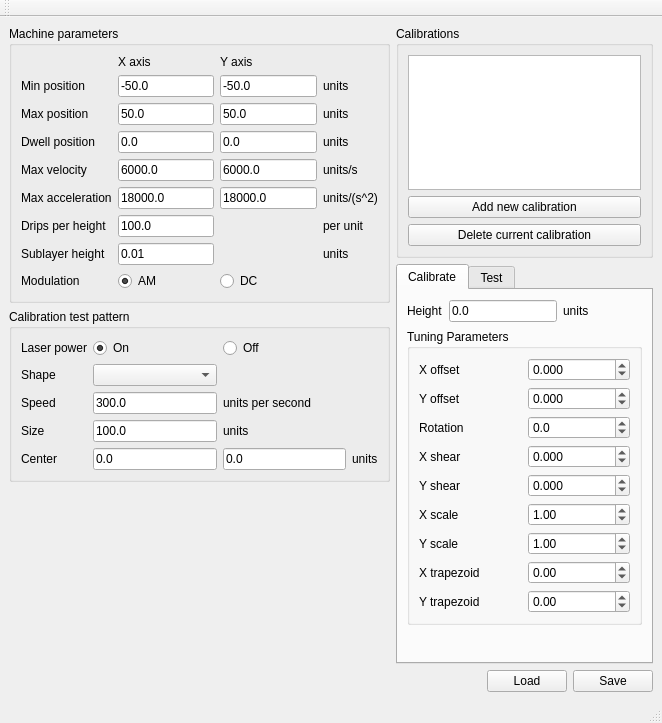
The window that src/calibrate/ui_mainwindow.ui (PeachyPrinter/peachytoolchain) describes before a commit, drawn with Qt 5.
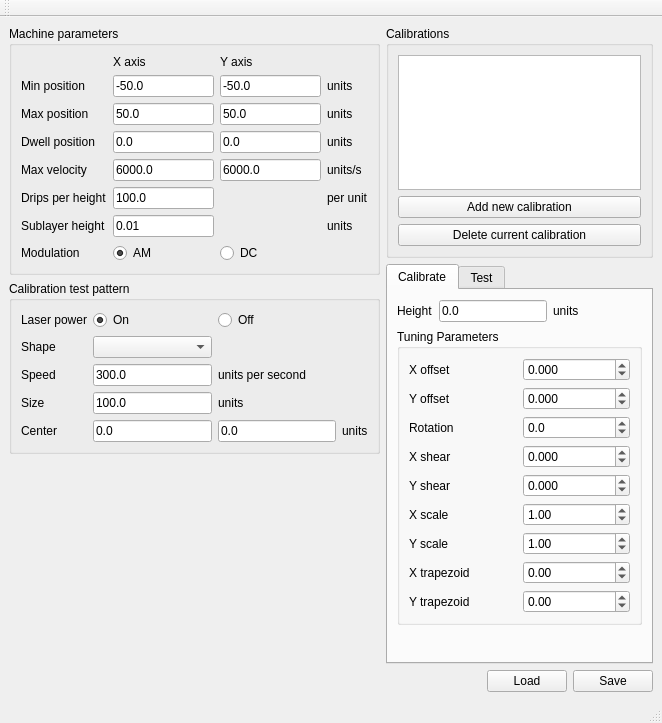
The same window after the commit. The open tabs and pages were chosen to show the change.

Commit message: Remove unused acceleration parameter

```diff
--- a/src/calibrate/ui_mainwindow.ui
+++ b/src/calibrate/ui_mainwindow.ui
@@ -46,14 +46,14 @@
              </property>
             </widget>
            </item>
-           <item row="7" column="0">
+           <item row="6" column="0">
             <widget class="QLabel" name="label_27">
              <property name="text">
               <string>Sublayer height</string>
              </property>
             </widget>
            </item>
-           <item row="7" column="3">
+           <item row="6" column="3">
             <widget class="QLabel" name="label_28">
              <property name="text">
               <string>units</string>
@@ -74,14 +74,14 @@
              </property>
             </widget>
            </item>
-           <item row="6" column="0">
+           <item row="5" column="0">
             <widget class="QLabel" name="label_26">
              <property name="text">
               <string>Drips per height</string>
              </property>
             </widget>
            </item>
-           <item row="6" column="3">
+           <item row="5" column="3">
             <widget class="QLabel" name="label_29">
              <property name="text">
               <string>per unit</string>
@@ -102,20 +102,13 @@
              </property>
             </widget>
            </item>
-           <item row="7" column="1">
+           <item row="6" column="1">
             <widget class="QLineEdit" name="sublayer_height_edit">
              <property name="text">
               <string>0.01</string>
              </property>
             </widget>
            </item>
-           <item row="5" column="2">
-            <widget class="QLineEdit" name="accel_y_max_edit">
-             <property name="text">
-              <string>18000.0</string>
-             </property>
-            </widget>
-           </item>
            <item row="4" column="1">
             <widget class="QLineEdit" name="velocity_x_max_edit">
              <property name="text">
@@ -172,7 +165,7 @@
              </property>
             </widget>
            </item>
-           <item row="6" column="1">
+           <item row="5" column="1">
             <widget class="QLineEdit" name="drips_per_height_edit">
              <property name="text">
               <string>100.0</string>
@@ -186,13 +179,6 @@
              </property>
             </widget>
            </item>
-           <item row="5" column="0">
-            <widget class="QLabel" name="label_31">
-             <property name="text">
-              <string>Max acceleration</string>
-             </property>
-            </widget>
-           </item>
            <item row="4" column="2">
             <widget class="QLineEdit" name="velocity_y_max_edit">
              <property name="text">
@@ -200,20 +186,6 @@
              </property>
             </widget>
            </item>
-           <item row="5" column="3">
-            <widget class="QLabel" name="label_35">
-             <property name="text">
-              <string>units/(s^2)</string>
-             </property>
-            </widget>
-           </item>
-           <item row="5" column="1">
-            <widget class="QLineEdit" name="accel_x_max_edit">
-             <property name="text">
-              <string>18000.0</string>
-             </property>
-            </widget>
-           </item>
            <item row="2" column="1">
             <widget class="QLineEdit" name="build_x_max_edit">
              <property name="text">
@@ -221,14 +193,14 @@
              </property>
             </widget>
            </item>
-           <item row="8" column="0">
+           <item row="7" column="0">
             <widget class="QLabel" name="label_24">
              <property name="text">
               <string>Modulation</string>
              </property>
             </widget>
            </item>
-           <item row="8" column="1">
+           <item row="7" column="1">
             <widget class="QRadioButton" name="modulation_radioButton_AM">
              <property name="text">
               <string>AM</string>
@@ -238,7 +210,7 @@
              </property>
             </widget>
            </item>
-           <item row="8" column="2">
+           <item row="7" column="2">
             <widget class="QRadioButton" name="modulation_radioButton_DC">
              <property name="text">
               <string>DC</string>
```
Left out of the diff: 4 changed lines with no effect on the pictures. The commit also changes 3 other files.
